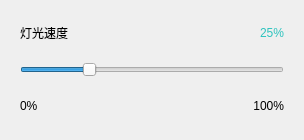
Qt form Module/ModuleEfSpeed.ui (wlffeng2008/AkkoStudio) before a commit.
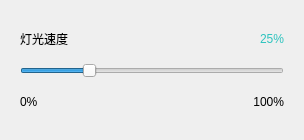
The same form after that commit.

```diff
--- a/Module/ModuleEfSpeed.ui
+++ b/Module/ModuleEfSpeed.ui
@@ -18,11 +18,14 @@
     <number>20</number>
    </property>
    <property name="topMargin">
-    <number>10</number>
+    <number>20</number>
    </property>
    <property name="rightMargin">
     <number>20</number>
    </property>
+   <property name="bottomMargin">
+    <number>20</number>
+   </property>
    <item>
     <layout class="QHBoxLayout" name="horizontalLayout">
      <item>
```
